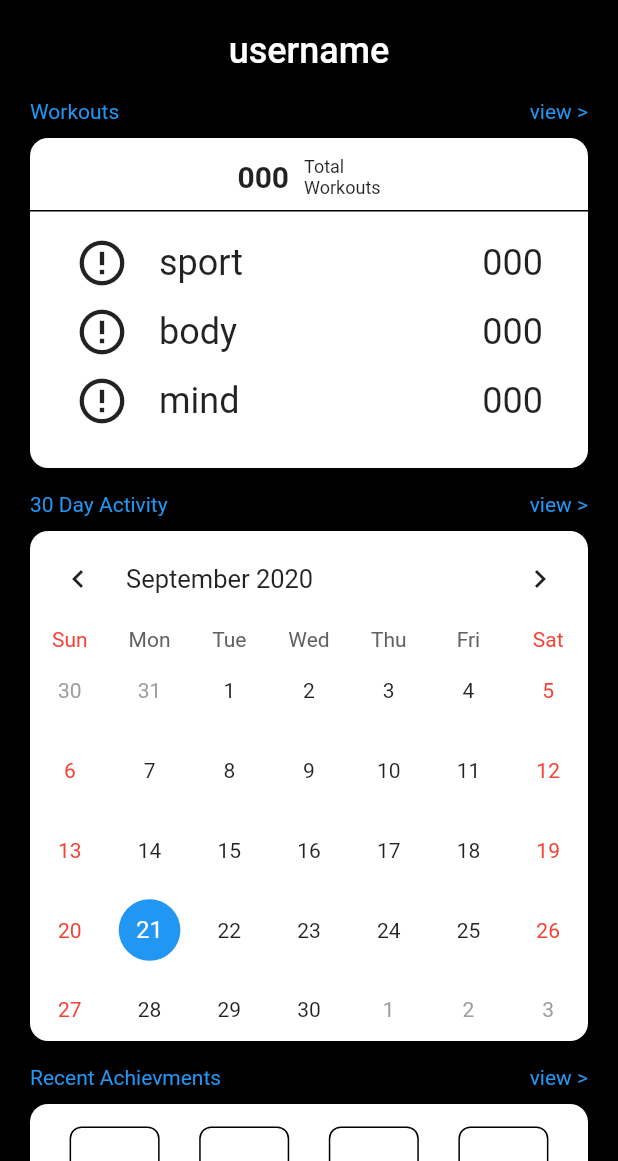
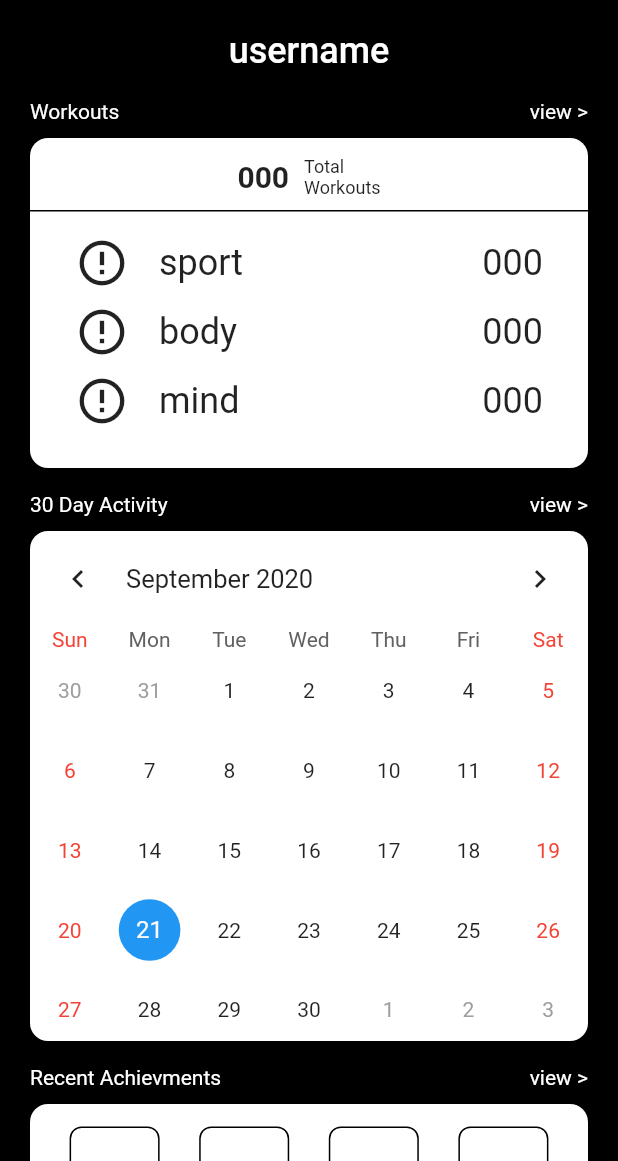
Before and after one commit to juderzzo/TrifectaAppFull, a Flutter app: the ProfileRoute screen opened directly, scrolled down 240 dp, on a phone screen of 412 x 824 dp, the part 75-1236 px from its top. Run offline on Flutter 3.47's test engine with Material 2 defaults, Android fonts, the phone set to English and light mode, and no system bars; drawn by our look-alikes of table_calendar; our stand-ins replace flutter_svg, font_awesome_flutter, google_fonts, titled_navigation_bar; missing offline and left inert: agora_rtc_engine, social_media_buttons; project files that could hold a hidden picture were left out.

Commit message:
more fixes

```diff
--- a/TrifectaApp/lib/personal/profile.dart
+++ b/TrifectaApp/lib/personal/profile.dart
@@ -188,9 +188,9 @@ class _ProfileRouteState extends State<ProfileRoute>{
                               children: [
                                 Row(
                                   children: [
-                                    Text('Workouts', style: TextStyle(color: Colors.blue),),
+                                    Text('Workouts', style: TextStyle(color: Colors.white),),
                                     Expanded(child: Container()),
-                                    Text('view >', style: TextStyle(color: Colors.blue),)
+                                    Text('view >', style: TextStyle(color: Colors.white),)
                                   ],
                                 ),
                                 Container(height: 10,),
@@ -260,9 +260,9 @@ class _ProfileRouteState extends State<ProfileRoute>{
                               children: [
                                 Row(
                                   children: [
-                                    Text('30 Day Activity', style: TextStyle(color: Colors.blue),),
+                                    Text('30 Day Activity', style: TextStyle(color: Colors.white),),
                                     Expanded(child: Container()),
-                                    Text('view >', style: TextStyle(color: Colors.blue),)
+                                    Text('view >', style: TextStyle(color: Colors.white),)
                                   ],
                                 ),
                                 Container(height: 10,),
@@ -293,9 +293,9 @@ class _ProfileRouteState extends State<ProfileRoute>{
                               children: [
                                 Row(
                                   children: [
-                                    Text('Recent Achievments', style: TextStyle(color: Colors.blue),),
+                                    Text('Recent Achievments', style: TextStyle(color: Colors.white),),
                                     Expanded(child: Container()),
-                                    Text('view >', style: TextStyle(color: Colors.blue),)
+                                    Text('view >', style: TextStyle(color: Colors.white),)
                                   ],
                                 ),
                                 Container(height: 10,),
@@ -351,24 +351,24 @@ class _ProfileRouteState extends State<ProfileRoute>{
                             ],
                           ),
                         ),
-                        Container(
+                          Container(
                             padding: EdgeInsets.only(right: 20, left: 20),
                             margin: EdgeInsets.only(bottom: 16),
                             child: Column(
                               children: [
                                 Row(
                                   children: [
-                                    Text('Fitness Levels', style: TextStyle(color: Colors.blue),),
+                                    Text('Fitness Levels', style: TextStyle(color: Colors.white),),
                                     Expanded(child: Container()),
-                                    Text('view >', style: TextStyle(color: Colors.blue),)
+                                    Text('view >', style: TextStyle(color: Colors.white),)
                                   ],
                                 ),
                                 Container(height: 10,),
                                 Container(
-                                  padding: EdgeInsets.only(left: 24),
+                                  padding: EdgeInsets.only(left: 28),
                                   alignment: Alignment.centerLeft,
-                                  margin: EdgeInsets.only(bottom: 10),
-                                  height: 40,
+                                  margin: EdgeInsets.only(bottom: 16),
+                                  height: 48,
                                   decoration: BoxDecoration(
                                     color: Colors.white,
                                     borderRadius: BorderRadius.circular(12)
@@ -383,10 +383,10 @@ class _ProfileRouteState extends State<ProfileRoute>{
                                   ),
                                 ),
                                 Container(
-                                  padding: EdgeInsets.only(left: 24),
+                                  padding: EdgeInsets.only(left: 28),
                                   alignment: Alignment.centerLeft,
-                                  margin: EdgeInsets.only(bottom: 10),
-                                  height: 40,
+                                  margin: EdgeInsets.only(bottom: 16),
+                                  height: 48,
                                   decoration: BoxDecoration(
                                     color: Colors.blue,
                                     borderRadius: BorderRadius.circular(12)
@@ -401,10 +401,10 @@ class _ProfileRouteState extends State<ProfileRoute>{
                                   ),
                                 ),
                                 Container(
-                                  padding: EdgeInsets.only(left: 24),
+                                  padding: EdgeInsets.only(left: 28),
                                   alignment: Alignment.centerLeft,
-                                  margin: EdgeInsets.only(bottom: 10),
-                                  height: 40,
+                                  margin: EdgeInsets.only(bottom: 16),
+                                  height: 48,
                                   decoration: BoxDecoration(
                                     color: Colors.yellow,
                                     borderRadius: BorderRadius.circular(12)
@@ -419,10 +419,10 @@ class _ProfileRouteState extends State<ProfileRoute>{
                                   ),
                                 ),
                                 Container(
-                                  padding: EdgeInsets.only(left: 24),
+                                  padding: EdgeInsets.only(left: 28),
                                   alignment: Alignment.centerLeft,
-                                  margin: EdgeInsets.only(bottom: 10),
-                                  height: 40,
+                                  margin: EdgeInsets.only(bottom: 16),
+                                  height: 48,
                                   decoration: BoxDecoration(
                                     color: Colors.red,
                                     borderRadius: BorderRadius.circular(12)
```
